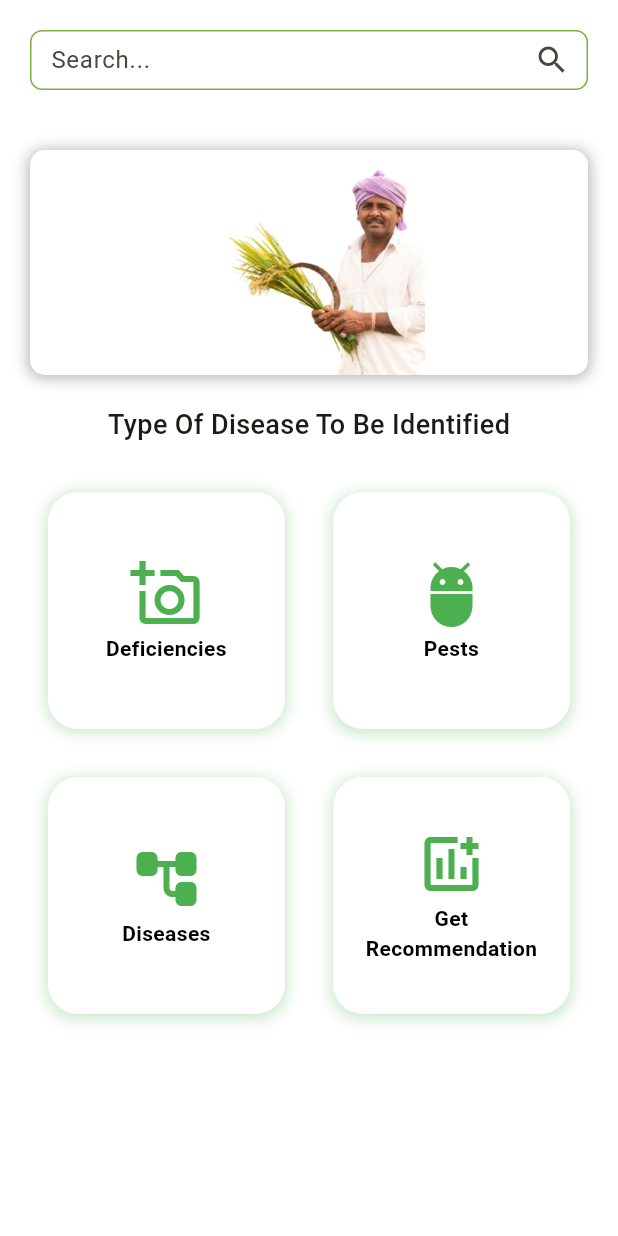
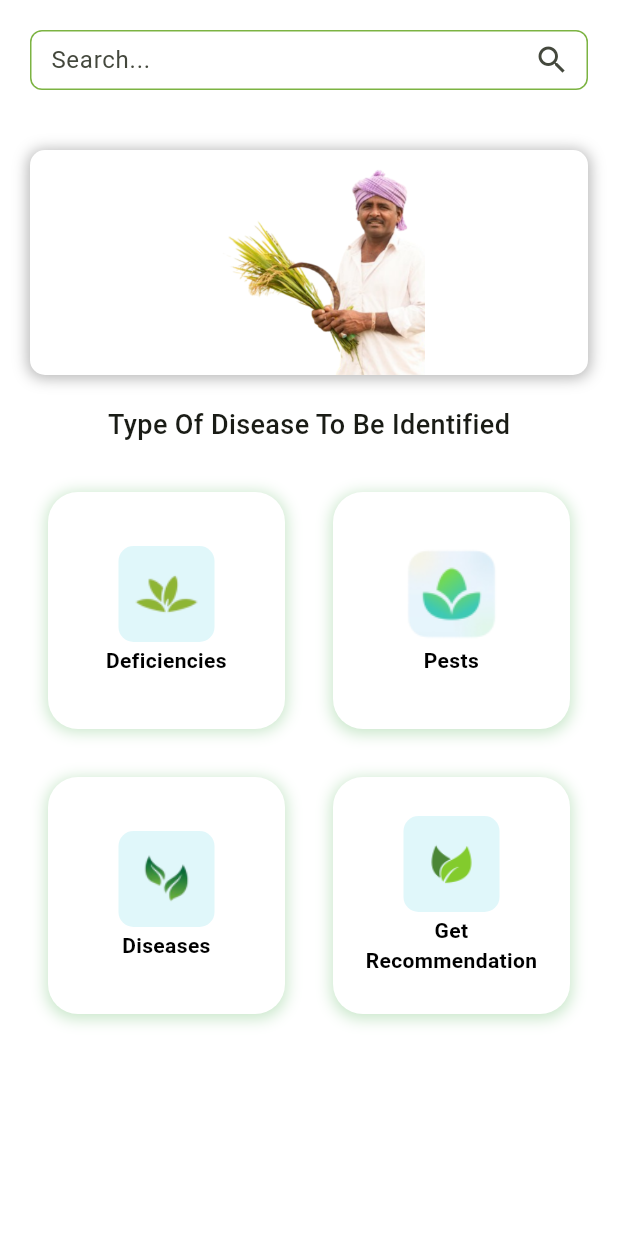
Before and after one commit to Malaka98/agri_grow, a Flutter app: the Dashboard screen opened by its route, on a phone screen of 412 x 824 dp. Run offline on Flutter 3.47's test engine with Material 2 defaults, Android fonts, the phone set to English and light mode, and no system bars; our stand-ins replace cloud_firestore, dio, firebase_auth, firebase_core, go_router, image_picker; accounts and stored records are empty.

Commit message:
fix & feat

```diff
--- a/lib/src/screens/dashboard/dashboard.dart
+++ b/lib/src/screens/dashboard/dashboard.dart
@@ -66,16 +66,23 @@ class _DashboardState extends State<Dashboard> {
                                 blurRadius: 8,
                                 offset: const Offset(0, 1))
                           ]),
-                      child: const Column(
+                      child: Column(
                         mainAxisAlignment: MainAxisAlignment.center,
                         crossAxisAlignment: CrossAxisAlignment.center,
                         children: [
-                          Icon(
-                            Icons.add_a_photo_outlined,
-                            size: 48,
-                            color: Colors.green,
+                          Container(
+                            decoration: BoxDecoration(
+                                image: const DecorationImage(
+                                    image:
+                                        AssetImage("assets/deficiencies.png"),
+                                    fit: BoxFit.cover),
+                                borderRadius: const BorderRadius.all(
+                                    Radius.circular(10.0)),
+                                color: Colors.cyan.shade50),
+                            height: 64,
+                            width: 64,
                           ),
-                          Padding(
+                          const Padding(
                             padding: EdgeInsets.only(top: 2.0),
                             child: Text(
                               "Deficiencies",
@@ -107,16 +114,21 @@ class _DashboardState extends State<Dashboard> {
                                 blurRadius: 8,
                                 offset: const Offset(0, 2))
                           ]),
-                      child: const Column(
+                      child: Column(
                         mainAxisAlignment: MainAxisAlignment.center,
                         crossAxisAlignment: CrossAxisAlignment.center,
                         children: [
-                          Icon(
-                            Icons.adb_outlined,
-                            size: 48,
-                            color: Colors.green,
+                          Container(
+                            decoration: const BoxDecoration(
+                                image: DecorationImage(
+                                    image: AssetImage("assets/pets.png"),
+                                    fit: BoxFit.none),
+                                borderRadius:
+                                    BorderRadius.all(Radius.circular(10.0))),
+                            height: 64,
+                            width: 64,
                           ),
-                          Padding(
+                          const Padding(
                             padding: EdgeInsets.only(top: 2.0),
                             child: Text(
                               "Pests",
@@ -148,16 +160,22 @@ class _DashboardState extends State<Dashboard> {
                                 blurRadius: 8,
                                 offset: const Offset(0, 2))
                           ]),
-                      child: const Column(
+                      child: Column(
                         mainAxisAlignment: MainAxisAlignment.center,
                         crossAxisAlignment: CrossAxisAlignment.center,
                         children: [
-                          Icon(
-                            Icons.account_tree_rounded,
-                            size: 48,
-                            color: Colors.green,
+                          Container(
+                            decoration: BoxDecoration(
+                                image: const DecorationImage(
+                                    image: AssetImage("assets/diseases.png"),
+                                    fit: BoxFit.cover),
+                                borderRadius: const BorderRadius.all(
+                                    Radius.circular(10.0)),
+                                color: Colors.cyan.shade50),
+                            height: 64,
+                            width: 64,
                           ),
-                          Padding(
+                          const Padding(
                             padding: EdgeInsets.only(top: 2.0),
                             child: Text(
                               "Diseases",
@@ -189,16 +207,22 @@ class _DashboardState extends State<Dashboard> {
                                 blurRadius: 8,
                                 offset: const Offset(0, 2))
                           ]),
-                      child: const Column(
+                      child: Column(
                         mainAxisAlignment: MainAxisAlignment.center,
                         crossAxisAlignment: CrossAxisAlignment.center,
                         children: [
-                          Icon(
-                            Icons.add_chart_outlined,
-                            size: 48,
-                            color: Colors.green,
+                          Container(
+                            decoration: BoxDecoration(
+                                image: const DecorationImage(
+                                    image: AssetImage("assets/yield.png"),
+                                    fit: BoxFit.cover),
+                                borderRadius: const BorderRadius.all(
+                                    Radius.circular(10.0)),
+                                color: Colors.cyan.shade50),
+                            height: 64,
+                            width: 64,
                           ),
-                          Padding(
+                          const Padding(
                             padding: EdgeInsets.only(top: 2.0),
                             child: Text(
                               "Get Recommendation",
--- a/lib/src/screens/singup/singup.dart
+++ b/lib/src/screens/singup/singup.dart
@@ -1,4 +1,6 @@
 import 'package:agry_go/src/screens/singup/widgets/reg_form.dart';
+import 'package:cloud_firestore/cloud_firestore.dart';
+import 'package:firebase_auth/firebase_auth.dart';
 import 'package:flutter/material.dart';
 
 class SingUp extends StatefulWidget {
@@ -9,7 +11,42 @@ class SingUp extends StatefulWidget {
 }
 
 class _SingUpState extends State<SingUp> {
-  void loginHandler(username, password) async {}
+  void loginHandler(username, password) async {
+    SnackBar snackBar;
+    try {
+      final credential =
+          await FirebaseAuth.instance.createUserWithEmailAndPassword(
+        email: username,
+        password: password,
+      );
+      if (credential.user?.uid != null) {
+        CollectionReference users =
+            FirebaseFirestore.instance.collection('user');
+        users.add({"uid": credential.user?.uid});
+      }
+    } on FirebaseAuthException catch (e) {
+      snackBar = SnackBar(
+          backgroundColor: Colors.redAccent.shade400,
+          content: Text(
+            e.message ?? "Internal Error",
+            style: const TextStyle(fontWeight: FontWeight.bold),
+          ));
+      if (context.mounted) ScaffoldMessenger.of(context).showSnackBar(snackBar);
+      // if (e.code == 'weak-password') {
+      //   print('The password provided is too weak.');
+      // } else if (e.code == 'email-already-in-use') {
+      //   print('The account already exists for that email.');
+      // }
+    } catch (e) {
+      snackBar = SnackBar(
+          backgroundColor: Colors.redAccent.shade400,
+          content: const Text(
+            "Internal Error",
+            style: TextStyle(fontWeight: FontWeight.bold),
+          ));
+      if (context.mounted) ScaffoldMessenger.of(context).showSnackBar(snackBar);
+    }
+  }
 
   @override
   Widget build(BuildContext context) {
--- a/pubspec.yaml
+++ b/pubspec.yaml
@@ -40,6 +40,7 @@ dependencies:
   image_picker: ^1.0.4
   firebase_core: ^2.18.0
   firebase_auth: ^4.11.0
+  cloud_firestore: ^4.11.0
 
 dev_dependencies:
   flutter_test:
@@ -72,6 +73,10 @@ flutter:
     - assets/img2.png
     - assets/app_root.png
     - assets/app_root2.png
+    - assets/deficiencies.png
+    - assets/diseases.png
+    - assets/pets.png
+    - assets/yield.png
   #   - images/a_dot_burr.jpeg
   #   - images/a_dot_ham.jpeg
 
```
Also changed, not shown: assets/deficiencies.png (added), assets/diseases.png (added), assets/pets.png (added), assets/yield.png (added), pubspec.lock, 1 other file.
